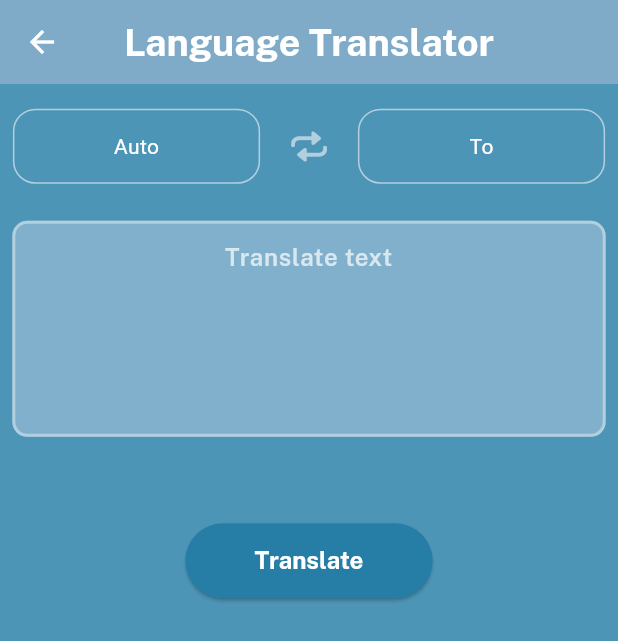
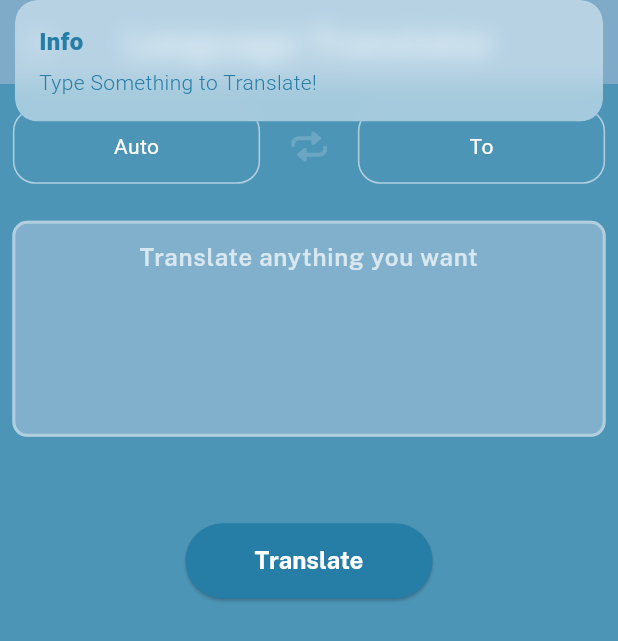
Before and after one commit to PavinDas/ChatZonAI, a Flutter app: the TranslatorFeatures screen opened directly, after a tap on "Translate", on a phone screen of 412 x 824 dp. Shown: the top 641 px of the screen. Run offline on Flutter 3.47's test engine with Material 3 defaults, Android fonts, the phone set to English and light mode, and no system bars; our stand-ins replace animated_text_kit, cached_network_image, flutter_animate, get, hive, lottie and 1 more; missing offline and left inert: dart_openai, gallery_saver_updated; accounts and stored records are empty; statements that could not run were skipped; project files that could hold a hidden picture were left out.

Commit message:
Now we can translate languages

```diff
--- a/lib/controllers/translate_controller.dart
+++ b/lib/controllers/translate_controller.dart
@@ -1,3 +1,8 @@
+import 'dart:convert';
+import 'dart:developer';
+
+import 'package:chatzon_ai/apis/apis.dart';
+import 'package:chatzon_ai/controllers/image_controller.dart';
 import 'package:chatzon_ai/helper/my_dialogs.dart';
 import 'package:flutter/material.dart';
 import 'package:get/get.dart';
@@ -7,7 +12,8 @@ class TranslateController extends GetxController {
   final resultC = TextEditingController();
 
   final from = ''.obs, to = ''.obs;
-  // list of languages available
+  final status = Status.none.obs;
+  //* list of languages available
   final lang = const [
     "Abkhazian",
     "Afar",
@@ -193,14 +199,37 @@ class TranslateController extends GetxController {
     "Zulu",
   ];
 
-  Future<void> askQuestion() async {
-    if (textC.text.trim().isNotEmpty) {
-      // final res = await APIs.getAnswer(textC.text);
+  Future<void> translate() async {
+    if (textC.text.trim().isNotEmpty && to.isNotEmpty) {
+      status.value = Status.loading;
+      String prompt = '';
 
-      textC.text = '';
+      if (from.isNotEmpty) {
+        prompt =
+            'Can you translate given text from ${from.value} to ${to.value}: \n${textC.text}';
+      } else {
+        prompt = 'Can you translate given text to ${to.value}: \n${textC.text}';
+      }
+
+      log(prompt);
+
+      final res = await APIs.getAnswer(prompt);
+      resultC.text = utf8.decode(res.codeUnits);
+      log('Log Res : $res');
+
+      status.value = Status.complete;
     } else {
-      MyDialog.info('Ask Something');
+      status.value = Status.none;
+      if (to.isEmpty) MyDialog.info('Select To Language!');
+      if (textC.text.isEmpty) MyDialog.info('Type Something to Translate!');
     }
-    textC.clear();
+  }
+
+  swapLanguages() {
+    if (to.isNotEmpty && from.isNotEmpty) {
+      final t = to.value;
+      to.value = from.value;
+      from.value = t;
+    }
   }
 }
--- a/lib/screens/features/translator_features.dart
+++ b/lib/screens/features/translator_features.dart
@@ -1,13 +1,20 @@
+import 'package:cached_network_image/cached_network_image.dart';
 import 'package:chatzon_ai/constants/colors.dart';
 import 'package:chatzon_ai/constants/global.dart';
+import 'package:chatzon_ai/constants/images.dart';
 import 'package:chatzon_ai/constants/strings.dart';
 import 'package:chatzon_ai/constants/styles.dart';
+import 'package:chatzon_ai/controllers/image_controller.dart';
 import 'package:chatzon_ai/controllers/translate_controller.dart';
 import 'package:chatzon_ai/widgets/custom_button.dart';
+import 'package:chatzon_ai/widgets/custom_loading.dart';
 import 'package:chatzon_ai/widgets/language_sheet.dart';
 import 'package:flutter/cupertino.dart';
 import 'package:flutter/material.dart';
+import 'package:flutter/widgets.dart';
 import 'package:get/get.dart';
+import 'package:get/get_state_manager/get_state_manager.dart';
+import 'package:lottie/lottie.dart';
 
 class TranslatorFeatures extends StatefulWidget {
   const TranslatorFeatures({super.key});
@@ -76,11 +83,13 @@ class _TranslatorFeaturesState extends State<TranslatorFeatures> {
 
                 //* Icon
                 IconButton(
-                  icon: const Icon(
+                  icon: Obx(
+                    () => Icon(
                       CupertinoIcons.repeat,
-                    color: textColor,
+                      color: _c.to.isNotEmpty && _c.from.isNotEmpty ? textColor : textColor.withOpacity(.3),
                     ),
-                  onPressed: () {},
+                  ),
+                  onPressed: _c.swapLanguages,
                 ),
 
                 //* To language
@@ -139,7 +148,7 @@ class _TranslatorFeaturesState extends State<TranslatorFeatures> {
                   isDense: true,
                   focusColor: whiteColor,
                   fillColor: bgColor,
-                  hintText: 'Translate text',
+                  hintText: 'Translate anything you want',
                   hintStyle: TextStyle(
                     color: whiteColor.withOpacity(
                       .7,
@@ -168,8 +177,32 @@ class _TranslatorFeaturesState extends State<TranslatorFeatures> {
             ),
 
             //* Result Text Form Field
-            if (_c.resultC.text.isNotEmpty)
-              Padding(
+            // if (_c.resultC.text.isNotEmpty)
+            Obx(
+              () => _translateResult(),
+            ),
+
+            SizedBox(
+              height: mq.height * .04,
+            ),
+
+            //* Button
+            CustomButton(
+              onTap: _c.translate,
+              text: 'Translate',
+            ),
+          ],
+        ),
+      ),
+    );
+  }
+
+  Widget _translateResult() => switch (_c.status.value) {
+        Status.none => const SizedBox(),
+        Status.loading => const Align(
+            child: CustomLoading(),
+          ),
+        Status.complete => Padding(
             padding: EdgeInsets.symmetric(
               horizontal: mq.width * .02,
             ),
@@ -179,10 +212,10 @@ class _TranslatorFeaturesState extends State<TranslatorFeatures> {
                 fontFamily: semibold,
               ),
               cursorColor: whiteColor,
-                  controller: _c.textC,
+              controller: _c.resultC,
               textAlign: TextAlign.center,
               maxLines: null,
-
+              keyboardType: TextInputType.none,
               //* Text Form Field Styling
               decoration: InputDecoration(
                 filled: true,
@@ -213,22 +246,8 @@ class _TranslatorFeaturesState extends State<TranslatorFeatures> {
                   ),
                 ),
               ),
-                  onTapOutside: (event) => FocusScope.of(context).unfocus(),
+              // onTapOutside: (event) => FocusScope.of(context).unfocus(),
             ),
           ),
-
-            SizedBox(
-              height: mq.height * .04,
-            ),
-
-            //* Button
-            CustomButton(
-              onTap: () {},
-              text: 'Translate',
-            ),
-          ],
-        ),
-      ),
-    );
+      };
 }
-}
```
Lines whose indentation alone changed are shown as unchanged.
